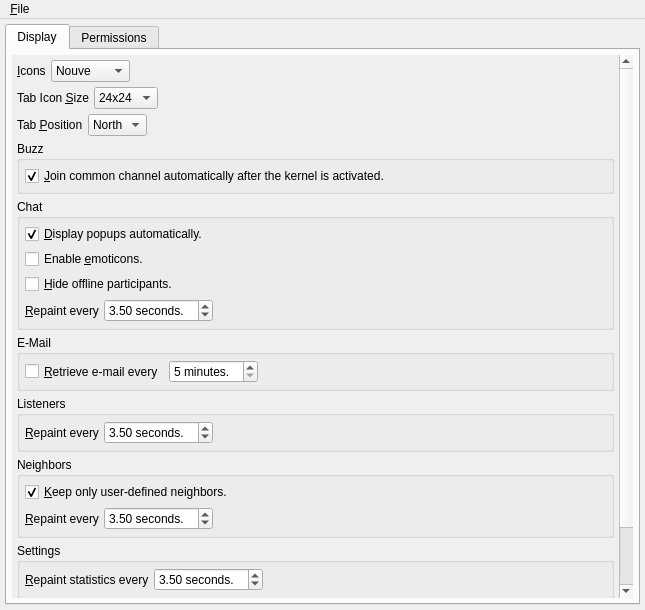
First picture: the form in UI/options.ui, repository xloem/spot-on-svn, before the edit.
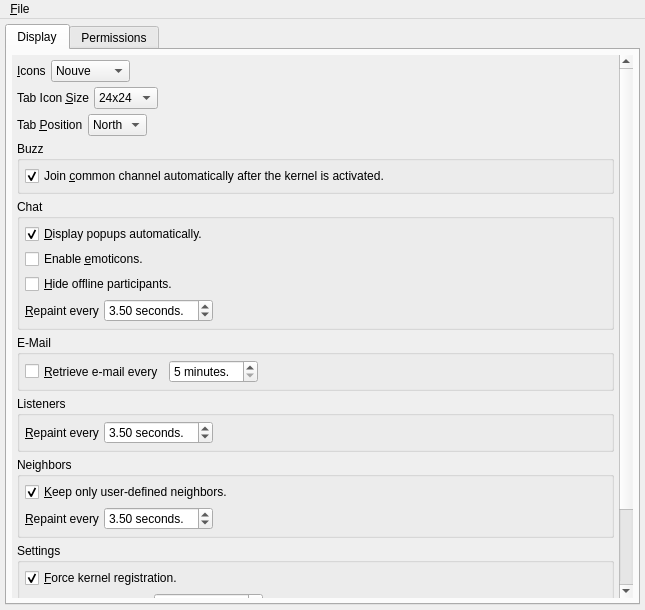
Second picture: the form after the edit. Icons and pictures are not drawn.

```diff
--- a/UI/options.ui
+++ b/UI/options.ui
@@ -55,7 +55,7 @@
              <x>0</x>
              <y>0</y>
              <width>607</width>
-             <height>665</height>
+             <height>692</height>
             </rect>
            </property>
            <layout class="QVBoxLayout" name="verticalLayout_9">
@@ -256,7 +256,7 @@
                   </sizepolicy>
                  </property>
                  <property name="text">
-                  <string>&amp;Join common channel automatically after the kernel is activated.</string>
+                  <string>Join &amp;common channel automatically after the kernel is activated.</string>
                  </property>
                  <property name="checked">
                   <bool>true</bool>
@@ -562,6 +562,25 @@
                <property name="margin">
                 <number>5</number>
                </property>
+               <item>
+                <widget class="QCheckBox" name="forceRegistration">
+                 <property name="sizePolicy">
+                  <sizepolicy hsizetype="Minimum" vsizetype="Preferred">
+                   <horstretch>0</horstretch>
+                   <verstretch>0</verstretch>
+                  </sizepolicy>
+                 </property>
+                 <property name="toolTip">
+                  <string>&lt;html&gt;&lt;head/&gt;&lt;body&gt;&lt;p&gt;Please enable this option if you would like to force kernel registration. By forcing kernel registration, an existing kernel process that Spot-On is aware of will be deactivated. You may wish to use this option if a kernel was not deactivated properly.&lt;/p&gt;&lt;/body&gt;&lt;/html&gt;</string>
+                 </property>
+                 <property name="text">
+                  <string>&amp;Force kernel registration.</string>
+                 </property>
+                 <property name="checked">
+                  <bool>true</bool>
+                 </property>
+                </widget>
+               </item>
                <item>
                 <layout class="QHBoxLayout" name="horizontalLayout_64">
                  <property name="spacing">
```
Left out of the diff: 1 changed line with no effect on the pictures.
